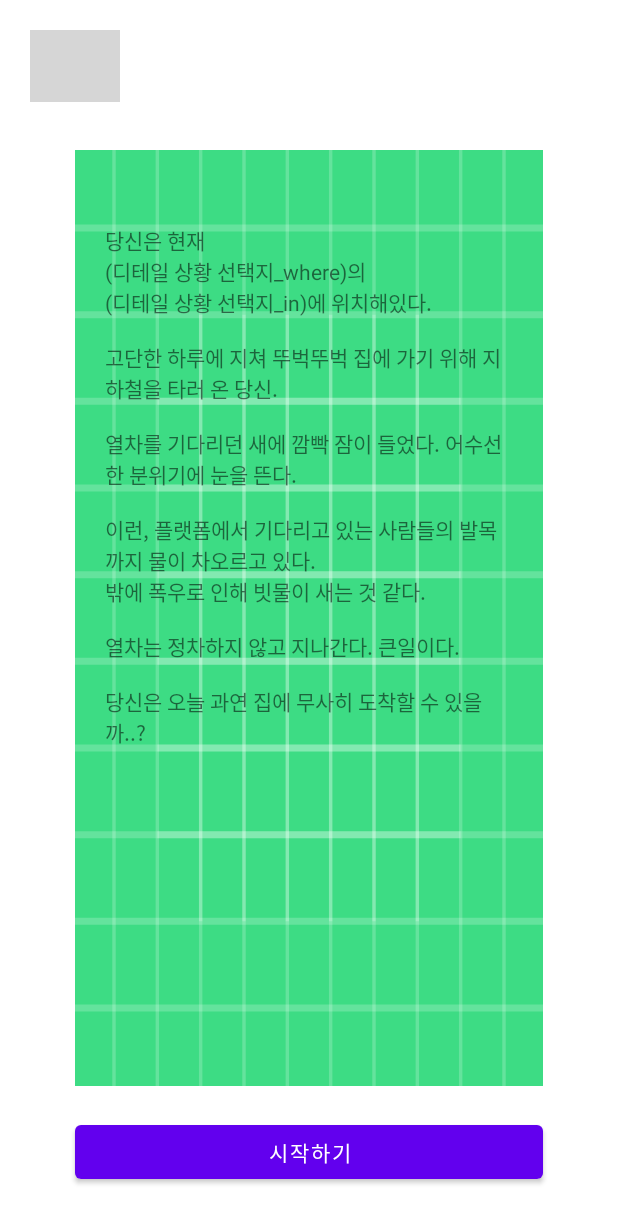
After one commit to SOPKATHON-9th/Damin-AOS, an Android app: the layout activity_description.xml on its own in the app's theme, with its tools: preview values and no code run, on a phone screen of 412 x 824 dp. The commit adds this screen. Shown: the top 1223 px of the screen. Run offline under Robolectric (Android 15) with nearby library versions, the phone set to English and light mode, and no system bars; grey boxes are pictures that could not be loaded.

Commit message:
Description Activity & Layout 기초 작업

```diff
--- a/app/src/main/AndroidManifest.xml
+++ b/app/src/main/AndroidManifest.xml
@@ -16,12 +16,15 @@
         android:usesCleartextTraffic="true"
         tools:targetApi="31">
         <activity
+            android:name=".presentation.description.DescriptionActivity"
+            android:exported="false"
+            android:screenOrientation="portrait"/>
+        <activity
             android:name=".presentation.home.MainActivity"
             android:exported="true"
             android:screenOrientation="portrait">
             <intent-filter>
                 <action android:name="android.intent.action.MAIN" />
-
                 <category android:name="android.intent.category.LAUNCHER" />
             </intent-filter>
         </activity>
--- /dev/null
+++ b/app/src/main/java/sopt/haeti/damin_aos/presentation/description/DescriptionActivity.kt
@@ -0,0 +1,27 @@
+package sopt.haeti.damin_aos.presentation.description
+
+import android.content.Intent
+import android.os.Bundle
+import sopt.haeti.damin_aos.R
+import sopt.haeti.damin_aos.databinding.ActivityDescriptionBinding
+import sopt.haeti.damin_aos.presentation.home.MainActivity
+import sopt.haeti.damin_aos.util.base.BindingActivity
+
+class DescriptionActivity : BindingActivity<ActivityDescriptionBinding>(R.layout.activity_description) {
+    override fun onCreate(savedInstanceState: Bundle?) {
+        super.onCreate(savedInstanceState)
+        initView()
+    }
+    private fun initView(){
+        binding.btnHome.setOnClickListener(){
+            intent=Intent(this@DescriptionActivity,MainActivity::class.java)
+            finish()
+            startActivity(intent)
+        }
+        binding.btnNext.setOnClickListener(){
+            intent = Intent(this@DescriptionActivity, MainActivity::class.java)
+            finish()
+            startActivity(intent)
+        }
+    }
+}
--- /dev/null
+++ b/app/src/main/res/layout/activity_description.xml
@@ -0,0 +1,58 @@
+<?xml version="1.0" encoding="utf-8"?>
+<layout xmlns:android="http://schemas.android.com/apk/res/android"
+    xmlns:app="http://schemas.android.com/apk/res-auto">
+
+    <data>
+    </data>
+
+    <androidx.constraintlayout.widget.ConstraintLayout
+        android:layout_width="match_parent"
+        android:layout_height="match_parent">
+
+        <ImageButton
+            android:id="@+id/btn_home"
+            android:layout_width="60dp"
+            android:layout_height="48dp"
+            android:src="@drawable/ic_100tb"
+            android:layout_marginTop="20dp"
+            android:layout_marginStart="20dp"
+            app:layout_constraintStart_toStartOf="parent"
+            app:layout_constraintTop_toTopOf="parent" />
+
+        <androidx.constraintlayout.widget.ConstraintLayout
+            android:id="@+id/cl_story_background"
+            android:layout_width="match_parent"
+            android:layout_height="match_parent"
+            android:layout_marginVertical="100dp"
+            android:layout_marginHorizontal="50dp"
+            android:background="@drawable/ic_launcher_background">
+
+            <TextView
+                android:id="@+id/tv_story"
+                android:layout_width="match_parent"
+                android:layout_height="match_parent"
+                android:layout_marginHorizontal="20dp"
+                android:layout_marginVertical="50dp"
+                android:text="당신은 현재\n(디테일 상황 선택지_where)의\n(디테일 상황 선택지_in)에 위치해있다.\n\n고단한 하루에 지쳐 뚜벅뚜벅 집에 가기 위해 지하철을 타러 온 당신.\n\n열차를 기다리던 새에 깜빡 잠이 들었다. 어수선한 분위기에 눈을 뜬다.\n\n이런, 플랫폼에서 기다리고 있는 사람들의 발목까지 물이 차오르고 있다.\n밖에 폭우로 인해 빗물이 새는 것 같다.
+\n\n열차는 정차하지 않고 지나간다. 큰일이다.\n\n당신은 오늘 과연 집에 무사히 도착할 수 있을까..?"
+
+                app:layout_constraintBottom_toBottomOf="@id/cl_story_background"
+                app:layout_constraintEnd_toEndOf="@id/cl_story_background"
+                app:layout_constraintHorizontal_bias="0.39"
+                app:layout_constraintStart_toStartOf="@id/cl_story_background"
+                app:layout_constraintTop_toTopOf="@id/cl_story_background" />
+
+        </androidx.constraintlayout.widget.ConstraintLayout>
+
+        <Button
+            android:id="@+id/btn_next"
+            android:layout_width="0dp"
+            android:layout_height="wrap_content"
+            android:text="@string/start"
+            android:layout_marginTop="20dp"
+            app:layout_constraintStart_toStartOf="@id/cl_story_background"
+            app:layout_constraintEnd_toEndOf="@id/cl_story_background"
+            app:layout_constraintTop_toBottomOf="@id/cl_story_background" />
+
+    </androidx.constraintlayout.widget.ConstraintLayout>
+</layout>
--- a/app/src/main/res/values/strings.xml
+++ b/app/src/main/res/values/strings.xml
@@ -1,3 +1,4 @@
 <resources>
     <string name="app_name">Damin-AOS</string>
+    <string name="start">시작하기</string>
 </resources>
```
